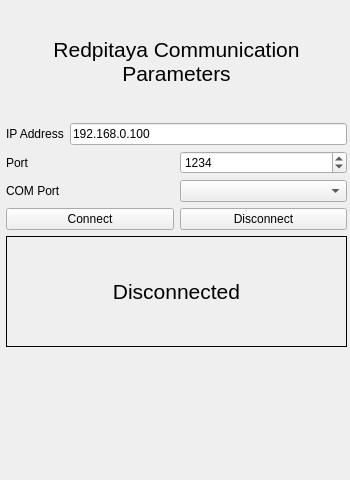
huettern/RedpitayaSpectrumAnalzyer, file settingswidget.ui: the form before one commit.
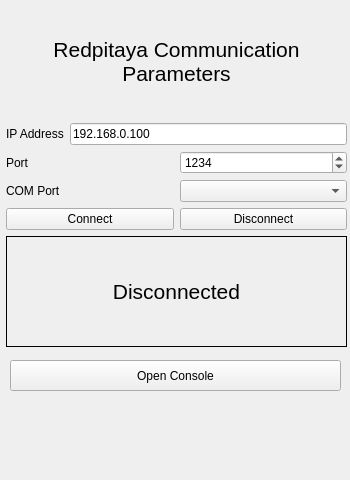
The form after the commit.

What changed in the file:
```diff
--- a/settingswidget.ui
+++ b/settingswidget.ui
@@ -156,6 +156,19 @@
     </item>
    </layout>
   </widget>
+  <widget class="QPushButton" name="openConsoleButton">
+   <property name="geometry">
+    <rect>
+     <x>10</x>
+     <y>360</y>
+     <width>331</width>
+     <height>31</height>
+    </rect>
+   </property>
+   <property name="text">
+    <string>Open Console</string>
+   </property>
+  </widget>
  </widget>
  <resources/>
  <connections/>
```
